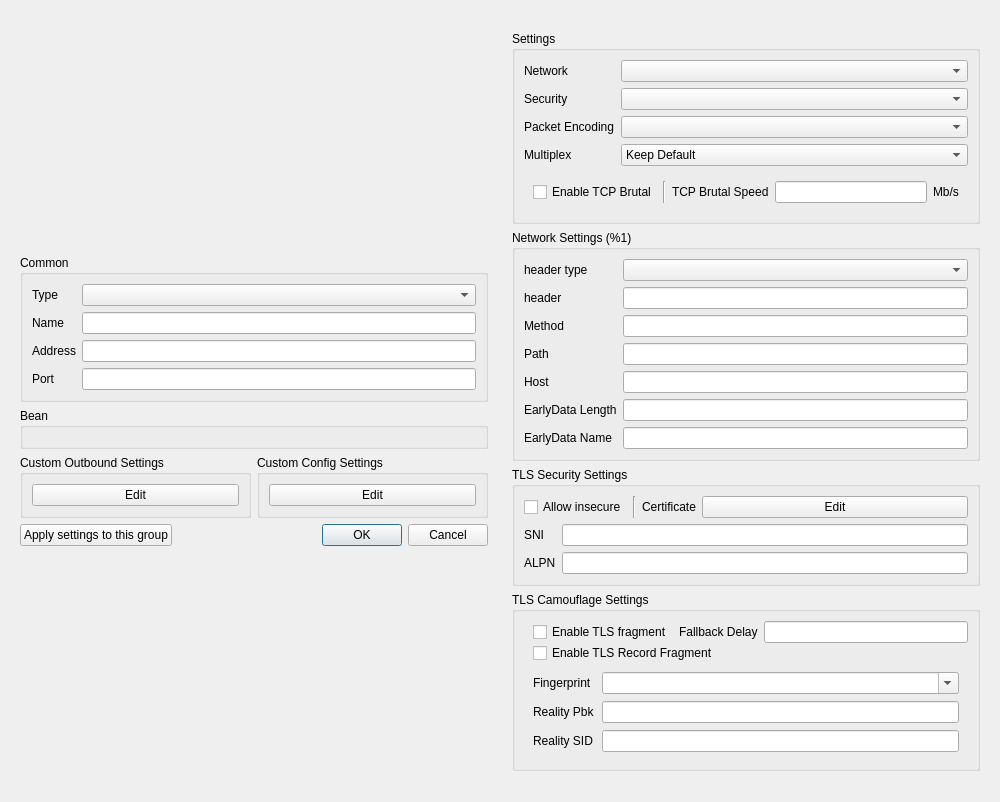
Above: include/ui/profile/dialog_edit_profile.ui from shengmo0210/Throne before the change. Below: the same form after it.
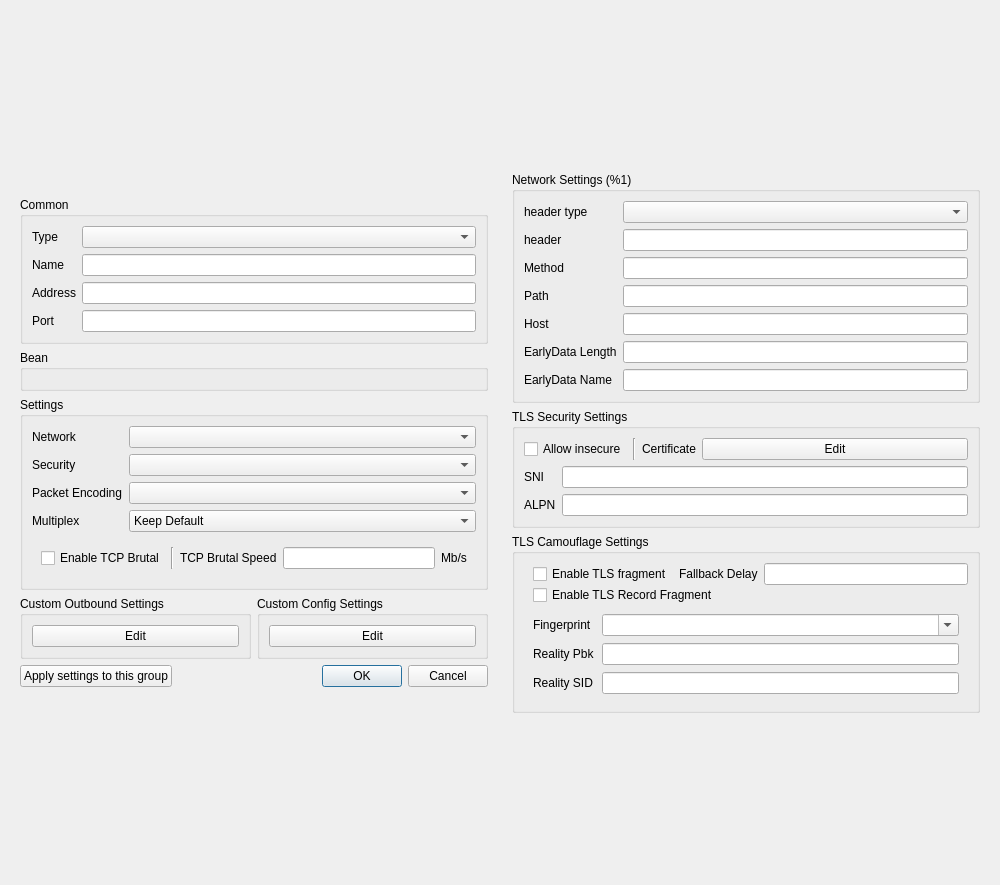
That is the form after the change. Custom widgets are drawn as their Qt base class.

Patch:
```diff
--- a/include/ui/profile/dialog_edit_profile.ui
+++ b/include/ui/profile/dialog_edit_profile.ui
@@ -7,7 +7,7 @@
     <x>0</x>
     <y>0</y>
     <width>1000</width>
-    <height>802</height>
+    <height>885</height>
    </rect>
   </property>
   <property name="sizePolicy">
@@ -122,99 +122,6 @@
        </widget>
       </item>
       <item>
-       <layout class="QHBoxLayout" name="horizontalLayout_2">
-        <item>
-         <widget class="QGroupBox" name="custom_box">
-          <property name="sizePolicy">
-           <sizepolicy hsizetype="Preferred" vsizetype="Maximum">
-            <horstretch>0</horstretch>
-            <verstretch>0</verstretch>
-           </sizepolicy>
-          </property>
-          <property name="title">
-           <string>Custom Outbound Settings</string>
-          </property>
-          <layout class="QVBoxLayout" name="verticalLayout_5">
-           <item>
-            <widget class="QPushButton" name="custom_outbound_edit">
-             <property name="text">
-              <string notr="true">Edit</string>
-             </property>
-            </widget>
-           </item>
-          </layout>
-         </widget>
-        </item>
-        <item>
-         <widget class="QGroupBox" name="custom_global_box">
-          <property name="title">
-           <string>Custom Config Settings</string>
-          </property>
-          <layout class="QHBoxLayout" name="horizontalLayout_3">
-           <item>
-            <widget class="QPushButton" name="custom_config_edit">
-             <property name="text">
-              <string notr="true">Edit</string>
-             </property>
-            </widget>
-           </item>
-          </layout>
-         </widget>
-        </item>
-       </layout>
-      </item>
-      <item>
-       <layout class="QHBoxLayout" name="horizontalLayout_4">
-        <item>
-         <widget class="QPushButton" name="apply_to_group">
-          <property name="text">
-           <string>Apply settings to this group</string>
-          </property>
-         </widget>
-        </item>
-        <item>
-         <widget class="QDialogButtonBox" name="buttonBox">
-          <property name="sizePolicy">
-           <sizepolicy hsizetype="Expanding" vsizetype="Fixed">
-            <horstretch>0</horstretch>
-            <verstretch>0</verstretch>
-           </sizepolicy>
-          </property>
-          <property name="orientation">
-           <enum>Qt::Orientation::Horizontal</enum>
-          </property>
-          <property name="standardButtons">
-           <set>QDialogButtonBox::StandardButton::Cancel|QDialogButtonBox::StandardButton::Ok</set>
-          </property>
-         </widget>
-        </item>
-       </layout>
-      </item>
-     </layout>
-    </widget>
-   </item>
-   <item>
-    <widget class="QWidget" name="right_all_w" native="true">
-     <property name="sizePolicy">
-      <sizepolicy hsizetype="Preferred" vsizetype="Maximum">
-       <horstretch>0</horstretch>
-       <verstretch>0</verstretch>
-      </sizepolicy>
-     </property>
-     <property name="minimumSize">
-      <size>
-       <width>400</width>
-       <height>0</height>
-      </size>
-     </property>
-     <property name="toolTip">
-      <string/>
-     </property>
-     <layout class="QVBoxLayout" name="right_layout">
-      <property name="sizeConstraint">
-       <enum>QLayout::SizeConstraint::SetDefaultConstraint</enum>
-      </property>
-      <item>
        <widget class="QGroupBox" name="stream_box">
         <property name="sizePolicy">
          <sizepolicy hsizetype="Preferred" vsizetype="Maximum">
@@ -419,6 +326,99 @@
         </layout>
        </widget>
       </item>
+      <item>
+       <layout class="QHBoxLayout" name="horizontalLayout_2">
+        <item>
+         <widget class="QGroupBox" name="custom_box">
+          <property name="sizePolicy">
+           <sizepolicy hsizetype="Preferred" vsizetype="Maximum">
+            <horstretch>0</horstretch>
+            <verstretch>0</verstretch>
+           </sizepolicy>
+          </property>
+          <property name="title">
+           <string>Custom Outbound Settings</string>
+          </property>
+          <layout class="QVBoxLayout" name="verticalLayout_5">
+           <item>
+            <widget class="QPushButton" name="custom_outbound_edit">
+             <property name="text">
+              <string notr="true">Edit</string>
+             </property>
+            </widget>
+           </item>
+          </layout>
+         </widget>
+        </item>
+        <item>
+         <widget class="QGroupBox" name="custom_global_box">
+          <property name="title">
+           <string>Custom Config Settings</string>
+          </property>
+          <layout class="QHBoxLayout" name="horizontalLayout_3">
+           <item>
+            <widget class="QPushButton" name="custom_config_edit">
+             <property name="text">
+              <string notr="true">Edit</string>
+             </property>
+            </widget>
+           </item>
+          </layout>
+         </widget>
+        </item>
+       </layout>
+      </item>
+      <item>
+       <layout class="QHBoxLayout" name="horizontalLayout_4">
+        <item>
+         <widget class="QPushButton" name="apply_to_group">
+          <property name="text">
+           <string>Apply settings to this group</string>
+          </property>
+         </widget>
+        </item>
+        <item>
+         <widget class="QDialogButtonBox" name="buttonBox">
+          <property name="sizePolicy">
+           <sizepolicy hsizetype="Expanding" vsizetype="Fixed">
+            <horstretch>0</horstretch>
+            <verstretch>0</verstretch>
+           </sizepolicy>
+          </property>
+          <property name="orientation">
+           <enum>Qt::Orientation::Horizontal</enum>
+          </property>
+          <property name="standardButtons">
+           <set>QDialogButtonBox::StandardButton::Cancel|QDialogButtonBox::StandardButton::Ok</set>
+          </property>
+         </widget>
+        </item>
+       </layout>
+      </item>
+     </layout>
+    </widget>
+   </item>
+   <item>
+    <widget class="QWidget" name="right_all_w" native="true">
+     <property name="sizePolicy">
+      <sizepolicy hsizetype="Preferred" vsizetype="Maximum">
+       <horstretch>0</horstretch>
+       <verstretch>0</verstretch>
+      </sizepolicy>
+     </property>
+     <property name="minimumSize">
+      <size>
+       <width>400</width>
+       <height>0</height>
+      </size>
+     </property>
+     <property name="toolTip">
+      <string/>
+     </property>
+     <layout class="QVBoxLayout" name="right_layout">
+      <property name="sizeConstraint">
+       <enum>QLayout::SizeConstraint::SetDefaultConstraint</enum>
+      </property>
       <item>
        <widget class="QGroupBox" name="network_box">
         <property name="sizePolicy">
```
